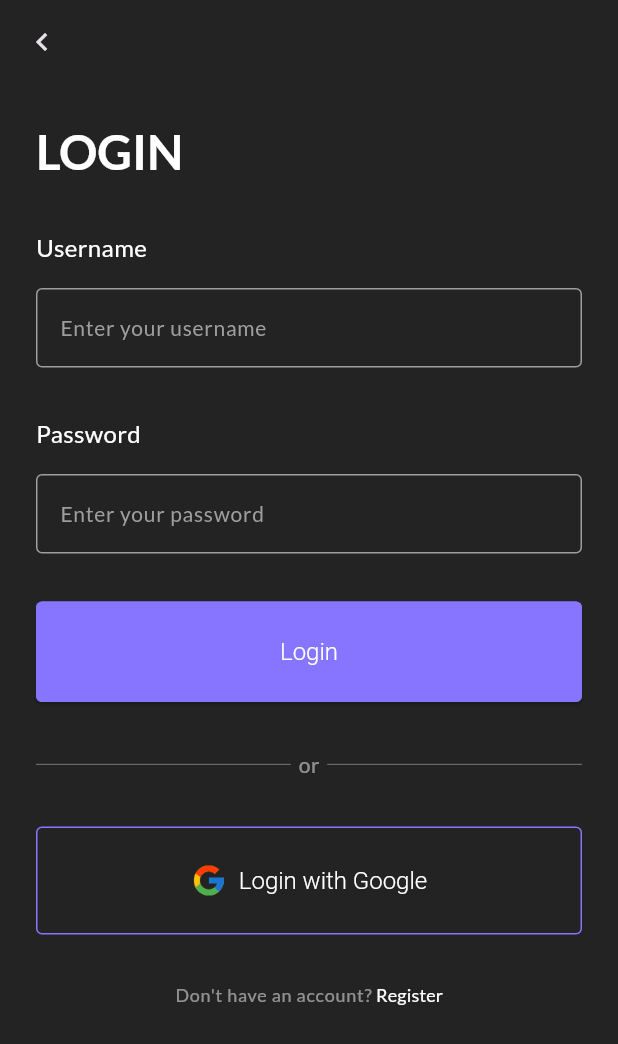
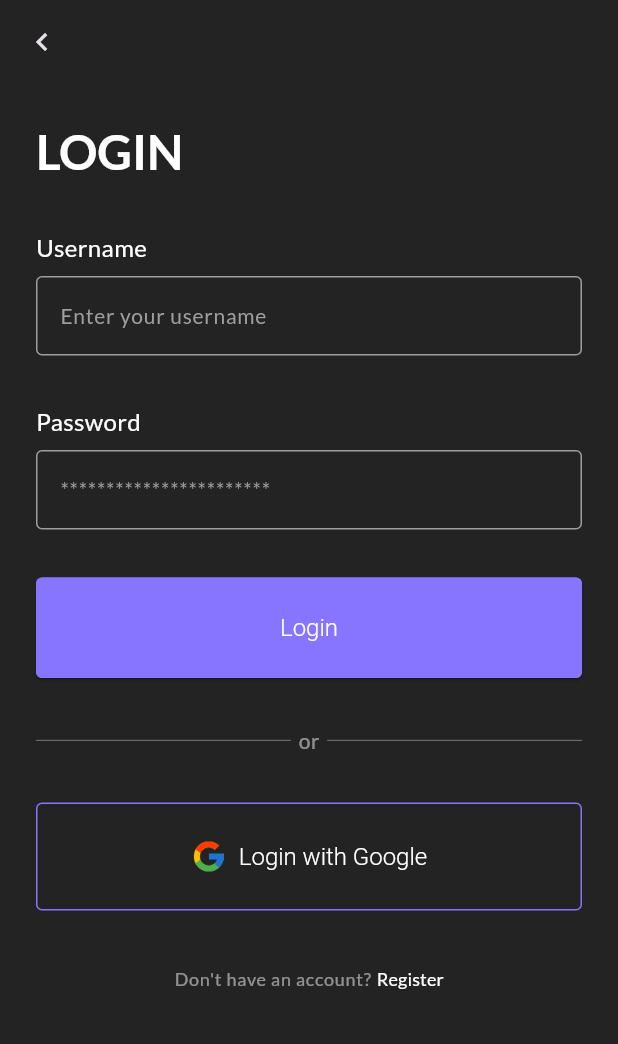
Before and after one commit to terfiel-22/todo_app, a Flutter app: the StartScreen screen opened by its route, after a tap on "LOGIN", on a phone screen of 412 x 824 dp. Shown: the top 1044 px of the screen. Run offline on Flutter 3.47's test engine with Material 3 defaults, Android fonts, the phone set to English and light mode, and no system bars; our stand-ins replace go_router, smooth_page_indicator.

Commit message:
Refactor Login Screen

```diff
--- a/lib/core/constants/custom_sizes.dart
+++ b/lib/core/constants/custom_sizes.dart
@@ -52,6 +52,7 @@ class CustomSizes {
 
   //input field
   static const double inputFieldRadius = 4.0;
+  static const double spaceBtwInputFieldsAndLabel = 8.0;
   static const double spaceBtwInputFields = 32.0;
 
   //Card sizes
--- a/lib/core/constants/text_strings.dart
+++ b/lib/core/constants/text_strings.dart
@@ -16,6 +16,19 @@ class TextStrings {
   static String startScreenTitle = "Welcome to MyTodo";
   static String startScreenSubTitle =
       "Please login to your account or create new account to continue";
-  static String login = "LOGIN";
-  static String createAccount = "CREATE ACCOUNT";
+  static String loginHeader = "LOGIN";
+  static String createAccountHeader = "CREATE ACCOUNT";
+  static String usernamePlaceholder = "Enter your username";
+  static String usernameLabel = "Username";
+  static String passwordPlaceholder = "***********************";
+  static String passwordLabel = "Password";
+  static String confirmPasswordPlaceholder = "***********************";
+  static String confirmPasswordLabel = "Confirm Password";
+  static String dontHaveAnAccount = "Don't have an account?";
+  static String alreadyHaveAnAccount = "Already have an account?";
+  static String loginButton = "Login";
+  static String loginGoogleButton = "Login with Google";
+  static String registerButton = "Register";
+  static String registerGoogleButton = "Register with Google";
+  static String authDividerText = "or";
 }
--- /dev/null
+++ b/lib/core/widgets/auth/bottom_text_navigation.dart
@@ -0,0 +1,41 @@
+import 'package:flutter/gestures.dart';
+import 'package:flutter/material.dart';
+import 'package:todo_app/core/utils/navigation/navigation_utility.dart';
+
+class BottomTextNavigation extends StatelessWidget {
+  final String question;
+  final String linkText;
+  final String routeName;
+  const BottomTextNavigation({
+    super.key,
+    required this.question,
+    required this.linkText,
+    required this.routeName,
+  });
+
+  @override
+  Widget build(BuildContext context) {
+    return Center(
+      child: Text.rich(
+        TextSpan(
+          children: [
+            TextSpan(
+              text: question,
+              style: Theme.of(context).textTheme.labelMedium,
+            ),
+            TextSpan(text: " "),
+            TextSpan(
+              text: linkText,
+              style: Theme.of(context).textTheme.labelLarge,
+              recognizer: TapGestureRecognizer()
+                ..onTap = () => NavigationUtility.navigateTo(
+                  context: context,
+                  routeName: routeName,
+                ),
+            ),
+          ],
+        ),
+      ),
+    );
+  }
+}
--- a/lib/core/widgets/text_form_field/custom_text_form_field.dart
+++ b/lib/core/widgets/text_form_field/custom_text_form_field.dart
@@ -5,22 +5,25 @@ class CustomTextFormField extends StatelessWidget {
   final TextEditingController controller;
   final String labelText;
   final String placeholderText;
+  final bool obscureText;
   const CustomTextFormField({
     super.key,
     required this.controller,
     required this.labelText,
     required this.placeholderText,
+    this.obscureText = false,
   });
 
   @override
   Widget build(BuildContext context) {
     return Column(
-      spacing: CustomSizes.spaceBtwItems,
+      spacing: CustomSizes.spaceBtwInputFieldsAndLabel,
       crossAxisAlignment: CrossAxisAlignment.start,
       children: [
         Text(labelText),
         TextFormField(
           controller: controller,
+          obscureText: obscureText,
           decoration: InputDecoration(hintText: placeholderText),
         ),
       ],
--- a/lib/features/auth/screens/login/login_screen.dart
+++ b/lib/features/auth/screens/login/login_screen.dart
@@ -1,8 +1,7 @@
-import 'package:flutter/gestures.dart';
 import 'package:flutter/material.dart';
 import 'package:todo_app/core/constants/text_strings.dart';
-import 'package:todo_app/core/utils/navigation/navigation_utility.dart';
 import 'package:todo_app/core/widgets/appbar/custom_appbar.dart';
+import 'package:todo_app/core/widgets/auth/bottom_text_navigation.dart';
 import 'package:todo_app/core/widgets/buttons/google_button.dart';
 import 'package:todo_app/core/widgets/divider/auth_divider.dart';
 import 'package:todo_app/core/widgets/page_container/page_container.dart';
@@ -23,7 +22,7 @@ class LoginScreen extends StatelessWidget {
             children: [
               // Header
               Text(
-                TextStrings.login,
+                TextStrings.loginHeader,
                 style: Theme.of(context).textTheme.headlineMedium,
               ),
 
@@ -31,32 +30,19 @@ class LoginScreen extends StatelessWidget {
               const LoginForm(),
 
               // Divider
-              const AuthDivider(dividerText: "or"),
+              AuthDivider(dividerText: TextStrings.authDividerText),
 
               // Social Buttons
-              GoogleButton(buttonText: "Login with Google", onPressed: () {}),
+              GoogleButton(
+                buttonText: TextStrings.loginGoogleButton,
+                onPressed: () {},
+              ),
 
               // Navigate to Registration
-              Center(
-                child: Text.rich(
-                  TextSpan(
-                    children: [
-                      TextSpan(
-                        text: "Don't have an account?",
-                        style: Theme.of(context).textTheme.labelMedium,
-                      ),
-                      TextSpan(
-                        text: " Register",
-                        style: Theme.of(context).textTheme.labelLarge,
-                        recognizer: TapGestureRecognizer()
-                          ..onTap = () => NavigationUtility.navigateTo(
-                            context: context,
-                            routeName: RouteNames.registrationScreen,
-                          ),
-                      ),
-                    ],
-                  ),
-                ),
+              BottomTextNavigation(
+                question: TextStrings.dontHaveAnAccount,
+                linkText: TextStrings.registerButton,
+                routeName: RouteNames.registrationScreen,
               ),
             ],
           ),
--- a/lib/features/auth/screens/login/widgets/login_form.dart
+++ b/lib/features/auth/screens/login/widgets/login_form.dart
@@ -1,6 +1,7 @@
 import 'package:flutter/material.dart';
 import 'package:provider/provider.dart';
 import 'package:todo_app/core/constants/custom_sizes.dart';
+import 'package:todo_app/core/constants/text_strings.dart';
 import 'package:todo_app/core/utils/device/device_utility.dart';
 import 'package:todo_app/core/widgets/text_form_field/custom_text_form_field.dart';
 import 'package:todo_app/features/auth/controllers/login_controller.dart';
@@ -24,15 +25,16 @@ class LoginForm extends StatelessWidget {
             // Username
             CustomTextFormField(
               controller: loginController.username,
-              labelText: "Username",
-              placeholderText: "Enter your username",
+              labelText: TextStrings.usernameLabel,
+              placeholderText: TextStrings.usernamePlaceholder,
             ),
 
             // Password
             CustomTextFormField(
               controller: loginController.password,
-              labelText: "Password",
-              placeholderText: "Enter your password",
+              labelText: TextStrings.passwordLabel,
+              placeholderText: TextStrings.passwordPlaceholder,
+              obscureText: true,
             ),
 
             // Button
--- a/lib/features/auth/screens/registration/registration_screen.dart
+++ b/lib/features/auth/screens/registration/registration_screen.dart
@@ -17,7 +17,7 @@ class RegistrationScreen extends StatelessWidget {
           children: [
             // Title
             Text(
-              TextStrings.createAccount,
+              TextStrings.createAccountHeader,
               style: Theme.of(context).textTheme.headlineMedium,
             ),
           ],
--- a/lib/features/auth/screens/start/start_screen.dart
+++ b/lib/features/auth/screens/start/start_screen.dart
@@ -47,7 +47,7 @@ class StartScreen extends StatelessWidget {
                       context: context,
                       routeName: RouteNames.loginScreen,
                     ),
-                    child: Text(TextStrings.login),
+                    child: Text(TextStrings.loginHeader),
                   ),
                 ),
                 SizedBox(
@@ -57,7 +57,7 @@ class StartScreen extends StatelessWidget {
                       context: context,
                       routeName: RouteNames.registrationScreen,
                     ),
-                    child: Text(TextStrings.createAccount),
+                    child: Text(TextStrings.createAccountHeader),
                   ),
                 ),
               ],
```
